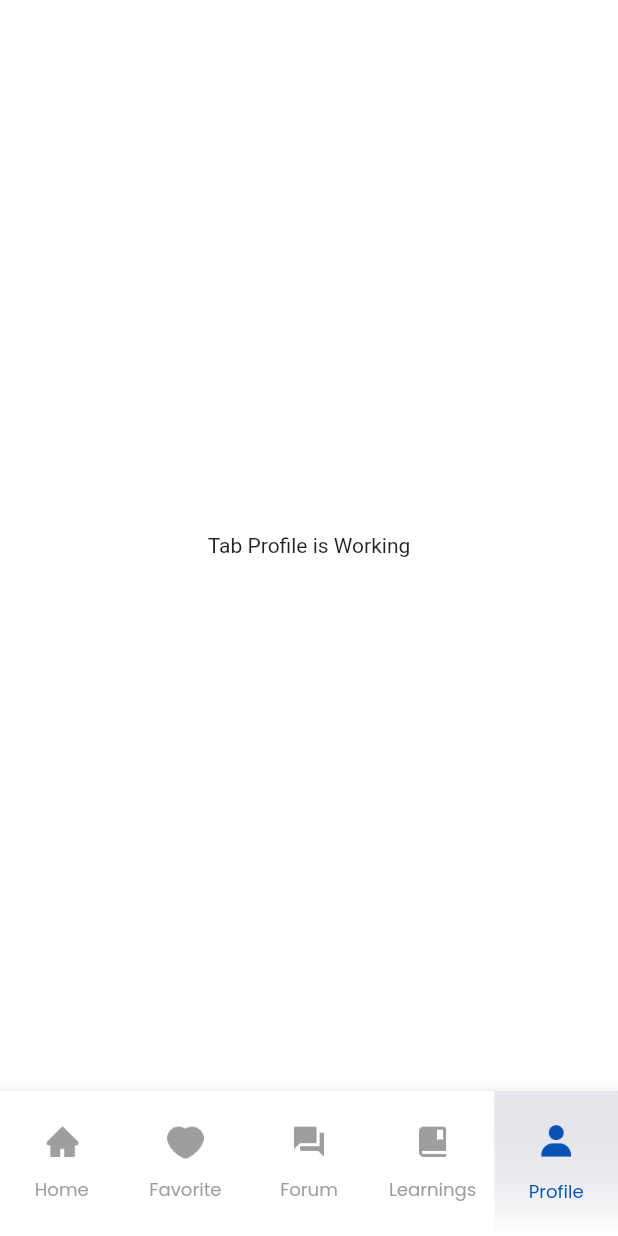
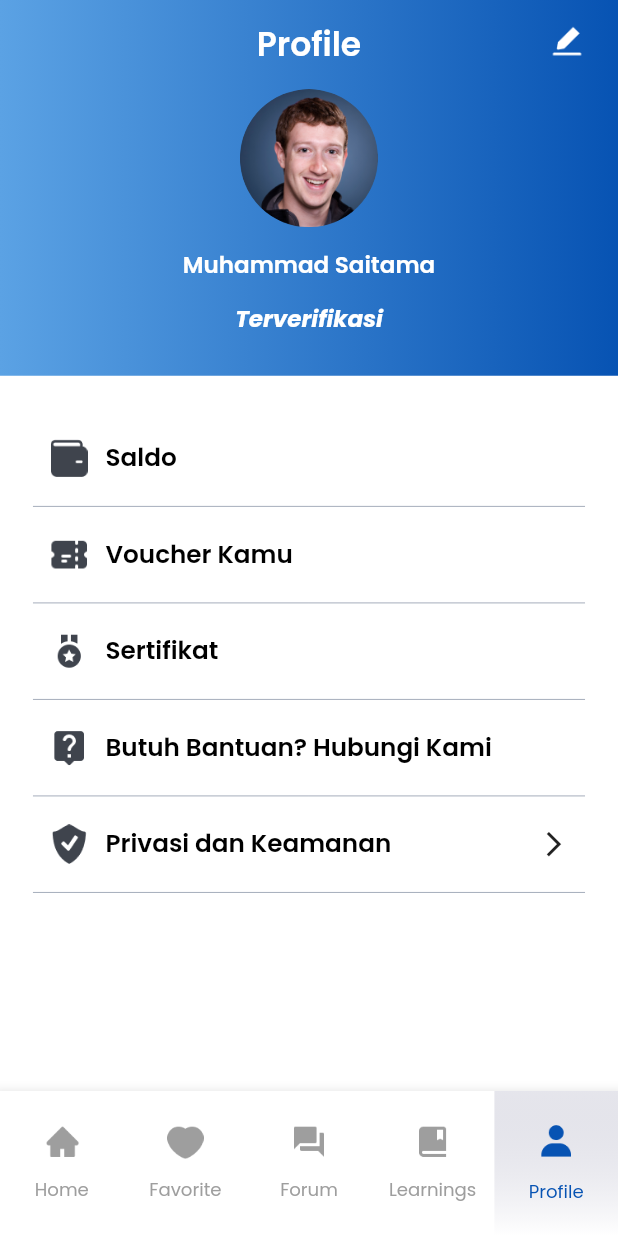
Before and after one commit to fathulaziss/profile-student, a Flutter app: the screen it shows after launch, on a phone screen of 412 x 824 dp. Run offline on Flutter 3.47's test engine with Material 2 defaults, Android fonts, the light colour scheme and no system bars; our stand-ins replace flutter_screenutil, get, google_fonts; project files that could hold a hidden picture were left out.

Commit message:
update tab profile

```diff
--- /dev/null
+++ b/lib/app/modules/home/components/tab_profile_header.dart
@@ -0,0 +1,87 @@
+import 'package:flutter/material.dart';
+import 'package:flutter_screenutil/flutter_screenutil.dart';
+import 'package:get/get.dart';
+import 'package:profile_student/styles/styles.dart';
+import 'package:profile_student/utils/app_asset.dart';
+
+class TabProfileHeader extends StatelessWidget {
+  const TabProfileHeader({super.key});
+
+  @override
+  Widget build(BuildContext context) {
+    return Container(
+      width: Get.width,
+      height: 228.w,
+      margin: EdgeInsets.only(top: MediaQuery.of(context).viewPadding.top),
+      decoration: const BoxDecoration(
+        gradient: LinearGradient(
+          begin: Alignment.centerRight,
+          end: Alignment.centerLeft,
+          colors: [
+            Color(0xFF0753B3),
+            Color(0xFF5BA2E4),
+          ],
+        ),
+      ),
+      child: Stack(
+        children: [
+          Align(
+            child: Column(
+              children: [
+                Padding(
+                  padding: EdgeInsets.symmetric(vertical: 12.w),
+                  child: Text(
+                    'Profile',
+                    style: TextStyles.title
+                        .copyWith(fontSize: 20.w, color: Colors.white),
+                    textAlign: TextAlign.center,
+                  ),
+                ),
+                Container(
+                  width: 84.w,
+                  height: 84.w,
+                  decoration: BoxDecoration(
+                    shape: BoxShape.circle,
+                    image: DecorationImage(
+                      image: AssetImage(AppAsset.image('img_profile.png')),
+                    ),
+                  ),
+                ),
+                verticalSpace(Insets.med),
+                Text(
+                  'Muhammad Saitama',
+                  style: TextStyles.title
+                      .copyWith(fontSize: 14.w, color: Colors.white),
+                  textAlign: TextAlign.center,
+                ),
+                verticalSpace(Insets.med),
+                Text(
+                  'Terverifikasi',
+                  style: TextStyles.title.copyWith(
+                    fontSize: 14.w,
+                    color: Colors.white,
+                    fontStyle: FontStyle.italic,
+                  ),
+                  textAlign: TextAlign.center,
+                ),
+              ],
+            ),
+          ),
+          Positioned(
+            top: 13.w,
+            right: 20.w,
+            child: IconButton(
+              onPressed: () {},
+              padding: EdgeInsets.zero,
+              constraints: BoxConstraints(minHeight: 24.w),
+              icon: SizedBox.square(
+                dimension: 24.w,
+                child: Image.asset(AppAsset.icon('ic_edit.png')),
+              ),
+            ),
+          ),
+        ],
+      ),
+    );
+  }
+}
--- /dev/null
+++ b/lib/app/modules/home/components/tab_profile_menu.dart
@@ -0,0 +1,65 @@
+import 'package:flutter/material.dart';
+import 'package:flutter_screenutil/flutter_screenutil.dart';
+import 'package:get/get.dart';
+import 'package:profile_student/styles/styles.dart';
+import 'package:profile_student/utils/app_asset.dart';
+
+class TabProfileMenu extends StatelessWidget {
+  const TabProfileMenu({
+    super.key,
+    required this.onTap,
+    required this.icon,
+    required this.label,
+    this.isShowArrow = false,
+  });
+
+  final Function() onTap;
+  final String label;
+  final String icon;
+  final bool isShowArrow;
+
+  @override
+  Widget build(BuildContext context) {
+    return InkWell(
+      onTap: onTap,
+      child: Padding(
+        padding: EdgeInsets.symmetric(horizontal: 20.w),
+        child: SizedBox(
+          width: Get.width,
+          child: Column(
+            children: [
+              Padding(
+                padding: EdgeInsets.all(10.w),
+                child: Row(
+                  children: [
+                    SizedBox.square(
+                      dimension: 24.w,
+                      child: Image.asset(AppAsset.icon(icon)),
+                    ),
+                    horizontalSpace(10.w),
+                    Expanded(
+                      child: Row(
+                        mainAxisAlignment: MainAxisAlignment.spaceBetween,
+                        children: [
+                          Text(
+                            label,
+                            style: TextStyles.title.copyWith(fontSize: 15.w),
+                          ),
+                          if (isShowArrow)
+                            Icon(Icons.arrow_forward_ios, size: 18.w)
+                          else
+                            const SizedBox()
+                        ],
+                      ),
+                    )
+                  ],
+                ),
+              ),
+              const Divider(color: Color(0xFFA5ADBB)),
+            ],
+          ),
+        ),
+      ),
+    );
+  }
+}
--- a/lib/app/modules/home/tabs/tab_profile.dart
+++ b/lib/app/modules/home/tabs/tab_profile.dart
@@ -1,10 +1,48 @@
 import 'package:flutter/material.dart';
+import 'package:flutter_screenutil/flutter_screenutil.dart';
+import 'package:profile_student/app/modules/home/components/tab_profile_header.dart';
+import 'package:profile_student/app/modules/home/components/tab_profile_menu.dart';
+import 'package:profile_student/styles/styles.dart';
 
 class TabProfile extends StatelessWidget {
   const TabProfile({Key? key}) : super(key: key);
 
   @override
   Widget build(BuildContext context) {
-    return const Center(child: Text('Tab Profile is Working'));
+    return SingleChildScrollView(
+      child: Column(
+        children: [
+          const TabProfileHeader(),
+          verticalSpace(28.w),
+          TabProfileMenu(
+            onTap: () {},
+            icon: 'ic_saldo.png',
+            label: 'Saldo',
+          ),
+          TabProfileMenu(
+            onTap: () {},
+            icon: 'ic_voucher.png',
+            label: 'Voucher Kamu',
+          ),
+          TabProfileMenu(
+            onTap: () {},
+            icon: 'ic_sertifikat.png',
+            label: 'Sertifikat',
+          ),
+          TabProfileMenu(
+            onTap: () {},
+            icon: 'ic_help.png',
+            label: 'Butuh Bantuan? Hubungi Kami',
+          ),
+          TabProfileMenu(
+            onTap: () {},
+            icon: 'ic_privacy_security.png',
+            label: 'Privasi dan Keamanan',
+            isShowArrow: true,
+          ),
+          verticalSpace(88.w)
+        ],
+      ),
+    );
   }
 }
```
Also changed, not shown: assets/icons/ic_arrow_forward.png (added), assets/icons/ic_camera.png (added), assets/icons/ic_edit.png (added), assets/icons/ic_help.png (added), assets/icons/ic_privacy_security.png (added), assets/icons/ic_saldo.png (added), assets/icons/ic_sertifikat.png (added), assets/icons/ic_voucher.png (added), assets/images/img_profile.png (added).
